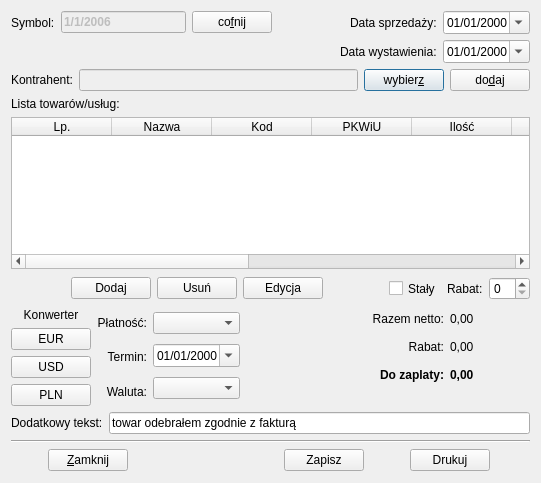
Before: the Qt Designer form ui/Faktura.ui in juliagoda/qfaktury, drawn with Qt 5.
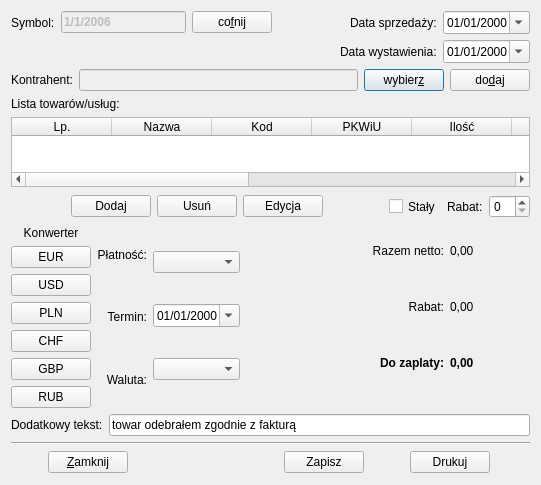
After: the same form once the commit is applied.

```diff
--- a/ui/Faktura.ui
+++ b/ui/Faktura.ui
@@ -445,6 +445,27 @@
          </property>
         </widget>
        </item>
+       <item>
+        <widget class="QPushButton" name="konvCHF">
+         <property name="text">
+          <string>CHF</string>
+         </property>
+        </widget>
+       </item>
+       <item>
+        <widget class="QPushButton" name="konvGBP">
+         <property name="text">
+          <string>GBP</string>
+         </property>
+        </widget>
+       </item>
+       <item>
+        <widget class="QPushButton" name="konvRUB">
+         <property name="text">
+          <string>RUB</string>
+         </property>
+        </widget>
+       </item>
       </layout>
      </item>
      <item>
```
